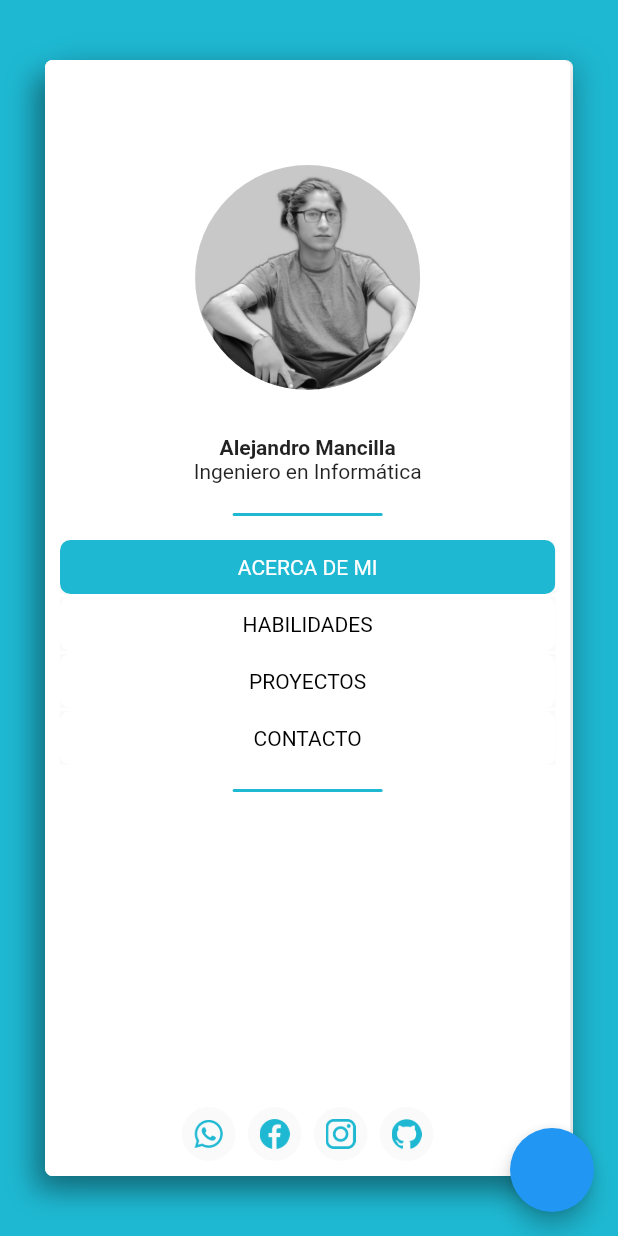
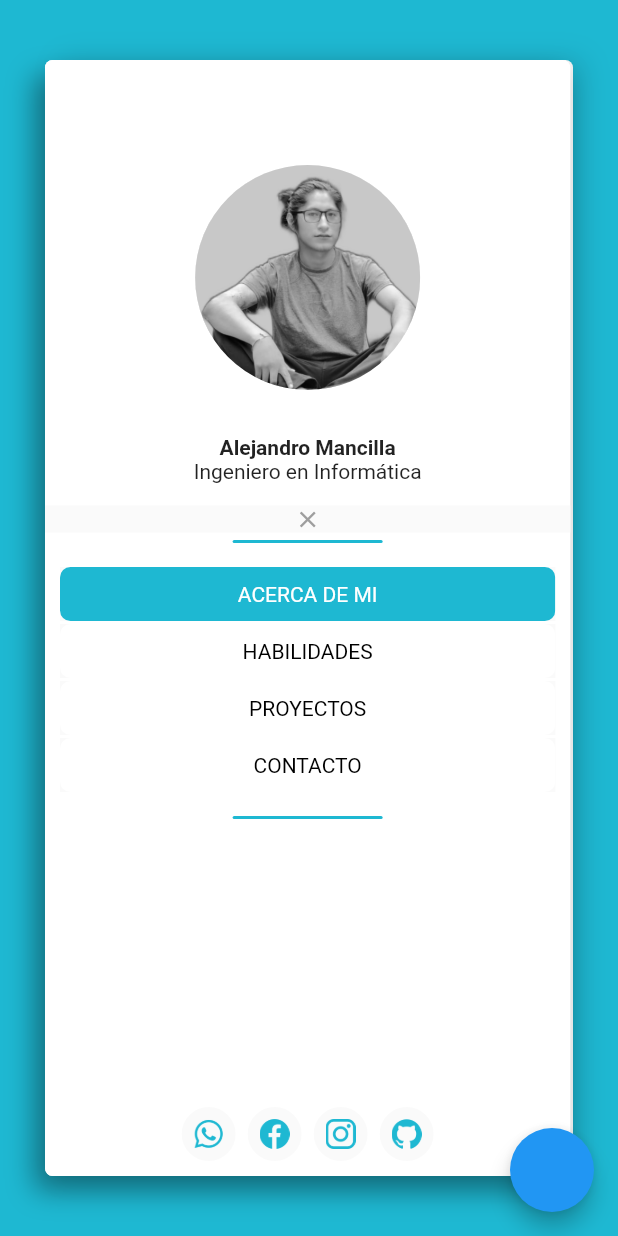
Before and after one commit to AleMancilla/Portafolio, a Flutter app: the screen it shows after launch, on a phone screen of 412 x 824 dp. Run offline on Flutter 3.47's test engine with Material 2 defaults, Android fonts, the phone set to English and light mode, and no system bars.

Commit message:
responsive

```diff
--- a/lib/Pages/LandingPage.dart
+++ b/lib/Pages/LandingPage.dart
@@ -5,16 +5,26 @@ import 'package:portafolio/Pages/LeftBanner.dart';
 import 'package:portafolio/Utils/UtilsDesign.dart';
 import 'package:provider/provider.dart';
 
-class LandingPage extends StatelessWidget {
+class LandingPage extends StatefulWidget {
+  @override
+  _LandingPageState createState() => _LandingPageState();
+}
+
+class _LandingPageState extends State<LandingPage> {
   final double marginHorizontal = 170;
   final double marginVertical = 80;
   final double minmarginHorizontal = 30;
   final double minmarginVertical = 40;
 
+  bool statusContract = true;
+
   @override
   Widget build(BuildContext context) {
     Size size = MediaQuery.of(context).size;
     UtilsProvider utilsProvider = Provider.of<UtilsProvider>(context);
+    if (size.width >= 950) {
+      statusContract = true;
+    }
     return Scaffold(
       backgroundColor: utilsProvider.primaryColor,
       floatingActionButton: FloatingActionButton(onPressed: () {
@@ -52,7 +62,7 @@ class LandingPage extends StatelessWidget {
                   ),
               ],
             ),
-            if (size.width > 950)
+            if (size.width >= 950)
               Positioned(
                 right: 0,
                 child: Container(
@@ -62,6 +72,20 @@ class LandingPage extends StatelessWidget {
                   child: BoddyPage(),
                 ),
               ),
+            if (size.width < 950 && !statusContract)
+              Positioned(
+                right: 0,
+                child: Container(
+                  // color: Colors.yellow,
+                  height: size.height - (minmarginVertical * 2),
+                  width: (size.width) - (minmarginHorizontal * 2),
+                  child: BoddyPage(ontap: () {
+                    statusContract = true;
+                    setState(() {});
+                  }),
+                ),
+              ),
+            if (statusContract)
               Positioned(
                 left: 0,
                 child: Container(
@@ -72,12 +96,19 @@ class LandingPage extends StatelessWidget {
                       offset: Offset(10, 0),
                     )
                   ]),
-                child: LeftBanner(),
+                  child: LeftBanner(
+                    ontap: () {
+                      statusContract = false;
+                      print('object');
+                      setState(() {});
+                    },
+                  ),
                   height: (size.width > 950)
                       ? size.height - (marginVertical * 2)
                       : size.height - (minmarginVertical * 2),
-                width:
-                    (size.width < 950) ? size.width * 0.85 : size.width * 0.22,
+                  width: (size.width < 950)
+                      ? size.width * 0.85
+                      : size.width * 0.22,
                 ),
               ),
           ],
--- a/lib/Pages/LeftBanner.dart
+++ b/lib/Pages/LeftBanner.dart
@@ -7,6 +7,9 @@ import 'package:portafolio/Widgets/ImageHover.dart';
 import 'package:provider/provider.dart';
 
 class LeftBanner extends StatefulWidget {
+  final Function ontap;
+
+  const LeftBanner({Key key, this.ontap}) : super(key: key);
   @override
   _LeftBannerState createState() => _LeftBannerState();
 }
@@ -29,6 +32,8 @@ class _LeftBannerState extends State<LeftBanner> {
 
   @override
   Widget build(BuildContext context) {
+    Size size = MediaQuery.of(context).size;
+    // print(size.width);
     return Container(
       decoration: BoxDecoration(
         color: Colors.white,
@@ -54,7 +59,22 @@ class _LeftBannerState extends State<LeftBanner> {
             style: textNameBold,
           ),
           Text('Ingeniero en Informática'),
-          SizedBox(height: 20),
+          SizedBox(height: 15),
+          if ((size.width < 950))
+            Material(
+              child: InkWell(
+                onTap: this.widget.ontap,
+                child: Container(
+                  width: double.infinity,
+                  child: Icon(
+                    Icons.close,
+                    size: 18,
+                    color: Colors.grey,
+                  ),
+                ),
+              ),
+            ),
+          SizedBox(height: 5),
           CustomDivider(
             color: utilsProvider.primaryColor,
           ),
@@ -63,6 +83,8 @@ class _LeftBannerState extends State<LeftBanner> {
             text: "ACERCA DE MI",
             ontap: () {
               utilsProvider.indexPage = IndexPage.About;
+              callCallaback();
+              // return this.widget.ontap;
               setState(() {});
             },
             status: utilsProvider.indexPage == IndexPage.About,
@@ -71,6 +93,7 @@ class _LeftBannerState extends State<LeftBanner> {
             text: "HABILIDADES",
             ontap: () {
               utilsProvider.indexPage = IndexPage.Skills;
+              callCallaback();
               setState(() {});
             },
             status: utilsProvider.indexPage == IndexPage.Skills,
@@ -79,6 +102,7 @@ class _LeftBannerState extends State<LeftBanner> {
             text: "PROYECTOS",
             ontap: () {
               utilsProvider.indexPage = IndexPage.Projects;
+              callCallaback();
               setState(() {});
             },
             status: utilsProvider.indexPage == IndexPage.Projects,
@@ -87,6 +111,7 @@ class _LeftBannerState extends State<LeftBanner> {
             text: "CONTACTO",
             ontap: () {
               utilsProvider.indexPage = IndexPage.Contact;
+              callCallaback();
               setState(() {});
             },
             status: utilsProvider.indexPage == IndexPage.Contact,
@@ -98,6 +123,10 @@ class _LeftBannerState extends State<LeftBanner> {
         ],
       ),
     );
+  }
+
+  void callCallaback() {
+    this.widget.ontap();
   }
 
   Widget _socialNetwork() {
```
Also changed, not shown: lib/Pages/BoddyPage.dart (+13 -0 lines). Lines whose indentation alone changed are shown as unchanged.
